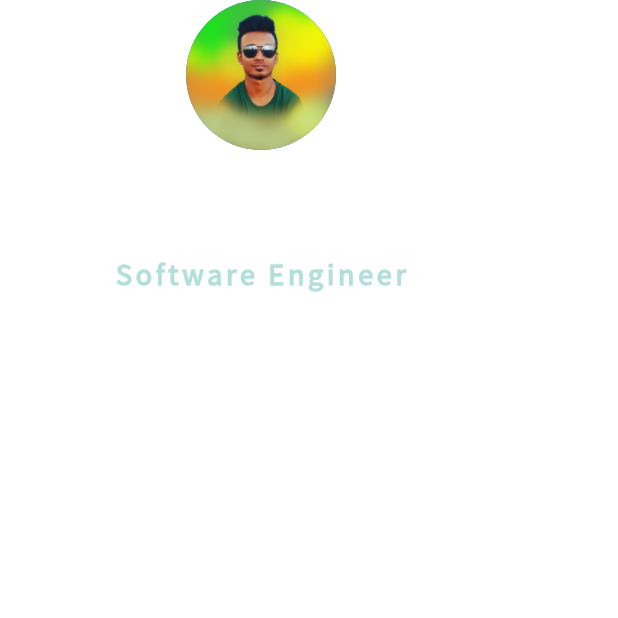
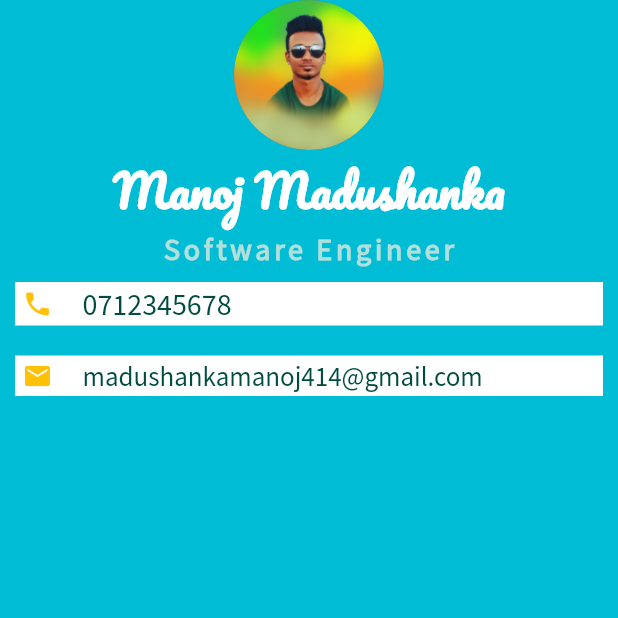
Before and after one commit to manoj1995madushanka/flutter_cv_assment, a Flutter app: the screen it shows after launch, on a phone screen of 412 x 824 dp, the top half of it. Run offline on Flutter 3.47's test engine with Material 2 defaults, Android fonts, the phone set to English and light mode, and no system bars.

Commit message:
add name and mail

```diff
--- a/lib/main.dart
+++ b/lib/main.dart
@@ -11,7 +11,7 @@ class MyApp extends StatelessWidget {
   Widget build(BuildContext context) {
     return MaterialApp(
       home: Scaffold(
-        backgroundColor: Colors.white30,
+        backgroundColor: Colors.cyan,
         body: SafeArea(
           child: Column(
             children: [
@@ -25,18 +25,67 @@ class MyApp extends StatelessWidget {
                 style: TextStyle(
                     fontFamily: 'Pacifico', // font family in pubSpec
                     fontWeight: FontWeight.bold,
-                    fontSize: 40.0,
+                    fontSize: 30.0,
                     color: Colors.white),
               ),
               Text(
                 'Software Engineer',
                 style: TextStyle(
-                    fontFamily: 'Source Sans Pro', // font family in pubSpec
+                    fontFamily: 'Source Sans Pro',
+                    // font family in pubSpec
                     fontWeight: FontWeight.bold,
                     fontSize: 20.0,
                     color: Colors.teal[100],
-                letterSpacing: 2.5),
-              )
+                    letterSpacing: 2.5),
+              ),
+              Container(
+                color: Colors.white,
+                margin: EdgeInsets.all(10.0),
+                padding: EdgeInsets.symmetric(horizontal: 5.0,vertical: 2.0),
+                child: Row(
+                  children: [
+                    Icon(
+                      Icons.phone,
+                      size: 20.0,
+                      color: Colors.amber,
+                    ),
+                    SizedBox(
+                      width: 20.0,
+                    ),
+                    Text(
+                      '0712345678',
+                      style: TextStyle(
+                          fontSize: 20.0,
+                          fontFamily: 'Source Sans Pro',
+                          color: Colors.teal.shade900),
+                    )
+                  ],
+                ),
+              ),
+              Container(
+                color: Colors.white,
+                margin: EdgeInsets.all(10.0),
+                padding: EdgeInsets.symmetric(horizontal: 5.0,vertical: 2.0),
+                child: Row(
+                  children: [
+                    Icon(
+                      Icons.email,
+                      size: 20.0,
+                      color: Colors.amber,
+                    ),
+                    SizedBox(
+                      width: 20.0,
+                    ),
+                    Text(
+                      'madushankamanoj414@gmail.com',
+                      style: TextStyle(
+                          fontSize: 18.0,
+                          fontFamily: 'Source Sans Pro',
+                          color: Colors.teal.shade900),
+                    )
+                  ],
+                ),
+              ),
             ],
           ),
         ),
```
